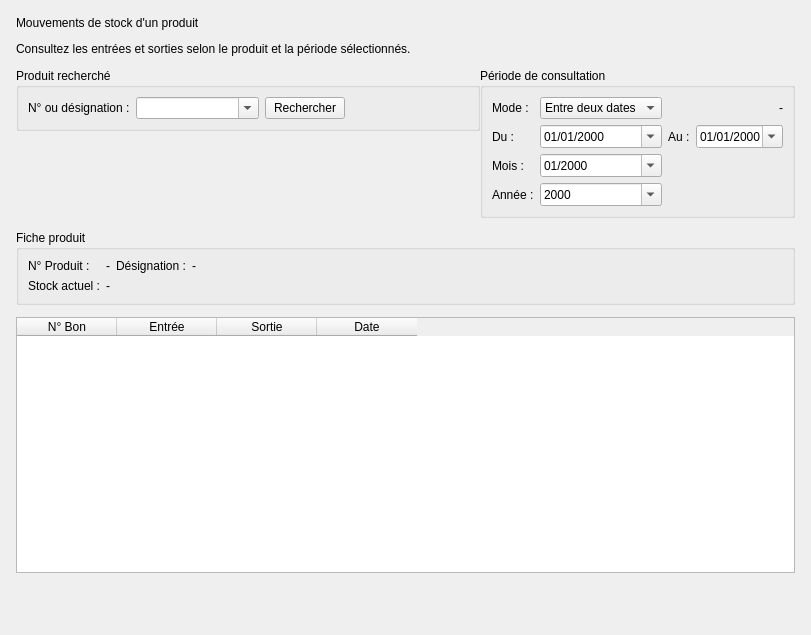
Old version of the form interface/movement_widget.ui in the repository miranto-andria/stock-it.
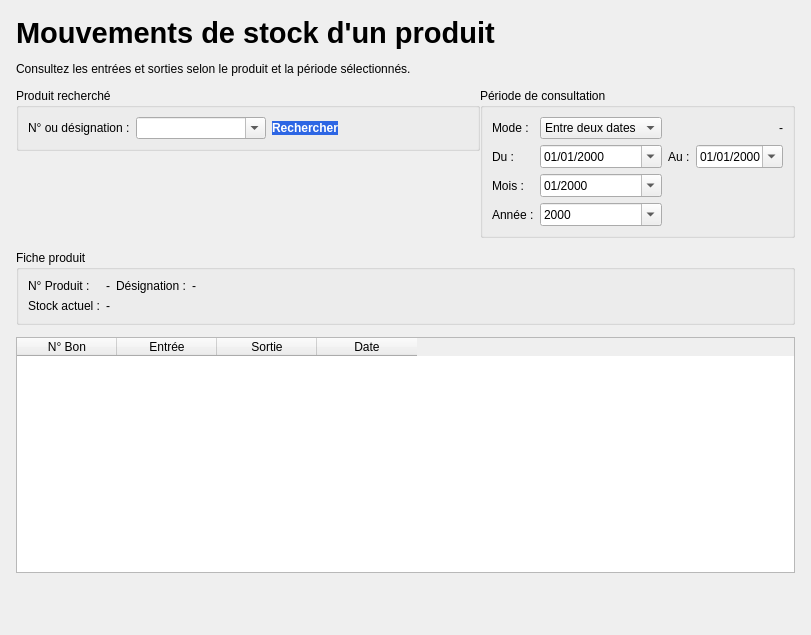
New version of the form. Icons and pictures are not drawn.

```diff
--- a/interface/movement_widget.ui
+++ b/interface/movement_widget.ui
@@ -117,6 +117,12 @@
         </item>
         <item>
          <widget class="QPushButton" name="btn_rechercher">
+          <property name="styleSheet">
+           <string notr="true">background-color : #2d66e4;
+font : bold;
+border : none;
+color : white</string>
+          </property>
           <property name="text">
            <string>Rechercher</string>
           </property>
@@ -347,6 +353,12 @@
    </item>
    <item row="0" column="0">
     <widget class="QLabel" name="titre">
+     <property name="font">
+      <font>
+       <pointsize>22</pointsize>
+       <bold>true</bold>
+      </font>
+     </property>
      <property name="text">
       <string>Mouvements de stock d'un produit</string>
      </property>
```
Left out of the diff: 15 changed lines with no effect on the pictures.
